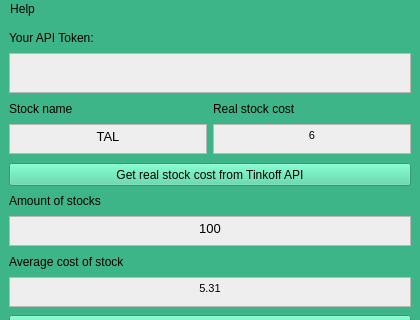
Above: apps/InvestApp.ui from nikultimo/InvestApp before the change; both pictures show x 0 to 420 and y 0 to 320 of the 420 by 460 pixel window. Below: the same form after it.
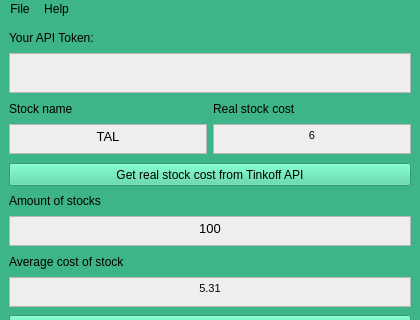
That is the form after the change.

Commit message: Update interface + add feature for IO token

```diff
--- a/apps/InvestApp.ui
+++ b/apps/InvestApp.ui
@@ -433,6 +433,17 @@
     </property>
     <addaction name="actionInfo"/>
    </widget>
+   <widget class="QMenu" name="menuFile">
+    <property name="styleSheet">
+     <string notr="true">selection-background-color: rgb(240, 240, 240);</string>
+    </property>
+    <property name="title">
+     <string>File</string>
+    </property>
+    <addaction name="actionImport_Token"/>
+    <addaction name="actionExport_Token"/>
+   </widget>
+   <addaction name="menuFile"/>
    <addaction name="menuHelp"/>
   </widget>
   <widget class="QStatusBar" name="statusbar"/>
```
Left out of the diff: 15 changed lines with no effect on the pictures. The commit also changes 4 other files.
